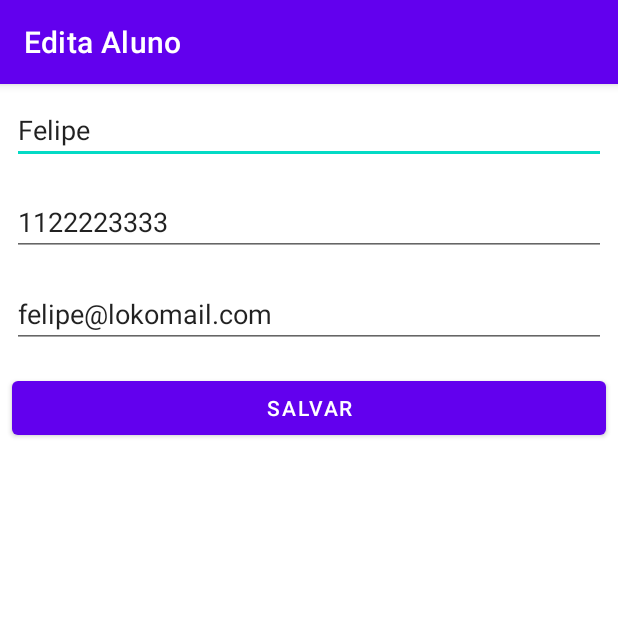
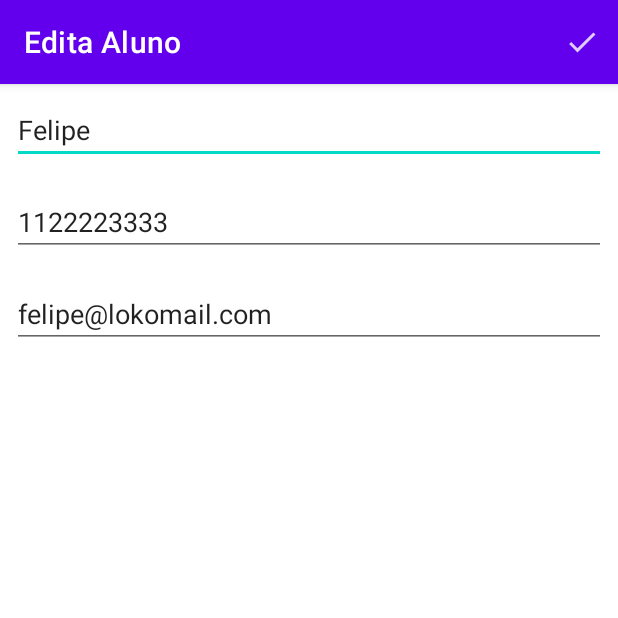
Before and after one commit to FelipeROBorges/Estudos_Android_Studio, an Android app: the screen it shows after launch (FormularioAlunoActivity), after a tap on an icon or button, on a phone screen of 412 x 824 dp, the top half of it. Run offline under Robolectric (Android 15) with nearby library versions, the phone set to English and light mode, and no system bars.

Commit message:
Adicionando menu para salvar ou editar aluno, otimizando a usabilidade.

```diff
--- a/app/src/main/java/com/example/estudos_android_studio/ui/activity/FormularioAlunoActivity.java
+++ b/app/src/main/java/com/example/estudos_android_studio/ui/activity/FormularioAlunoActivity.java
@@ -1,7 +1,10 @@
 package com.example.estudos_android_studio.ui.activity;
+import androidx.annotation.NonNull;
 import androidx.appcompat.app.AppCompatActivity;
 import android.content.Intent;
 import android.os.Bundle;
+import android.view.Menu;
+import android.view.MenuItem;
 import android.view.View;
 import android.widget.EditText;
 import com.example.estudos_android_studio.R;
@@ -24,8 +27,23 @@ public class FormularioAlunoActivity extends AppCompatActivity {
         super.onCreate(savedInstanceState);
         setContentView(R.layout.activity_formulario_aluno);
         inicializaCampos();
-        salvaAluno();
         carregaAluno();
+    }
+
+    @Override
+    public boolean onCreateOptionsMenu(Menu menu) {
+        getMenuInflater()
+                .inflate(R.menu.activity_salvar_aluno_menu, menu);
+        return super.onCreateOptionsMenu(menu);
+    }
+
+    @Override
+    public boolean onOptionsItemSelected(@NonNull MenuItem item) {
+        int itemId = item.getItemId();
+        if(itemId == R.id.activity_formulario_aluno_menu_salvar){
+            finalizaFormulario();
+        }
+        return super.onOptionsItemSelected(item);
     }
 
     private void carregaAluno() {
@@ -44,16 +62,6 @@ public class FormularioAlunoActivity extends AppCompatActivity {
         campoNome.setText(aluno.getNome());
         campoTelefone.setText(aluno.getTelefone());
         campoEmail.setText(aluno.getEmail());
-    }
-
-    private void salvaAluno() {
-        View botaoSalvar = findViewById(R.id.activity_formulario_aluno_butao_salvar);
-        botaoSalvar.setOnClickListener(new View.OnClickListener() {
-            @Override
-            public void onClick(View view) {
-                finalizaFormulario();
-            }
-        });
     }
 
     private void finalizaFormulario() {
--- a/app/src/main/java/com/example/estudos_android_studio/ui/activity/ListaAlunosActivity.java
+++ b/app/src/main/java/com/example/estudos_android_studio/ui/activity/ListaAlunosActivity.java
@@ -29,7 +29,8 @@ public class ListaAlunosActivity extends AppCompatActivity {
         Toast.makeText(this, "Bem-vindo!", Toast.LENGTH_LONG).show();
         configuraFabNovoAluno();
         configuraAluno();
-        dao.salva(new Aluno("Felipe", "1122223333", "felipe@lokomail.com"));
+            dao.salva(new Aluno("Felipe", "1122223333", "felipe@lokomail.com"));
+            dao.salva(new Aluno("Roberto", "3312322313", "roberto@lokomail.com"));
     }
 
     @Override
--- /dev/null
+++ b/app/src/main/res/drawable-anydpi/ic_action_salvar_aluno.xml
@@ -0,0 +1,11 @@
+<vector xmlns:android="http://schemas.android.com/apk/res/android"
+    android:width="24dp"
+    android:height="24dp"
+    android:viewportWidth="24"
+    android:viewportHeight="24"
+    android:tint="#FFFFFF"
+    android:alpha="0.8">
+  <path
+      android:fillColor="@android:color/white"
+      android:pathData="M9,16.17L4.83,12l-1.42,1.41L9,19 21,7l-1.41,-1.41z"/>
+</vector>
--- a/app/src/main/res/layout/activity_formulario_aluno.xml
+++ b/app/src/main/res/layout/activity_formulario_aluno.xml
@@ -28,12 +28,4 @@
         android:layout_height="wrap_content"
         android:layout_margin="8dp"/>
 
-    <Button
-        android:id="@+id/activity_formulario_aluno_butao_salvar"
-        android:layout_width="match_parent"
-        android:layout_height="wrap_content"
-        android:text="Salvar"
-        android:layout_margin="8dp"/>
-
-
 </LinearLayout>
--- /dev/null
+++ b/app/src/main/res/menu/activity_salvar_aluno_menu.xml
@@ -0,0 +1,9 @@
+<?xml version="1.0" encoding="utf-8"?>
+<menu xmlns:app="http://schemas.android.com/apk/res-auto"
+    xmlns:android="http://schemas.android.com/apk/res/android">
+    <item
+        android:icon="@drawable/ic_action_salvar_aluno"
+        android:id="@+id/activity_formulario_aluno_menu_salvar"
+        app:showAsAction="always"
+        android:title="Salvar"/>
+</menu>
```
Also changed, not shown: app/src/main/res/drawable-hdpi/ic_action_salvar_aluno.png (added), app/src/main/res/drawable-mdpi/ic_action_salvar_aluno.png (added), app/src/main/res/drawable-xhdpi/ic_action_salvar_aluno.png (added), app/src/main/res/drawable-xxhdpi/ic_action_salvar_aluno.png (added).
